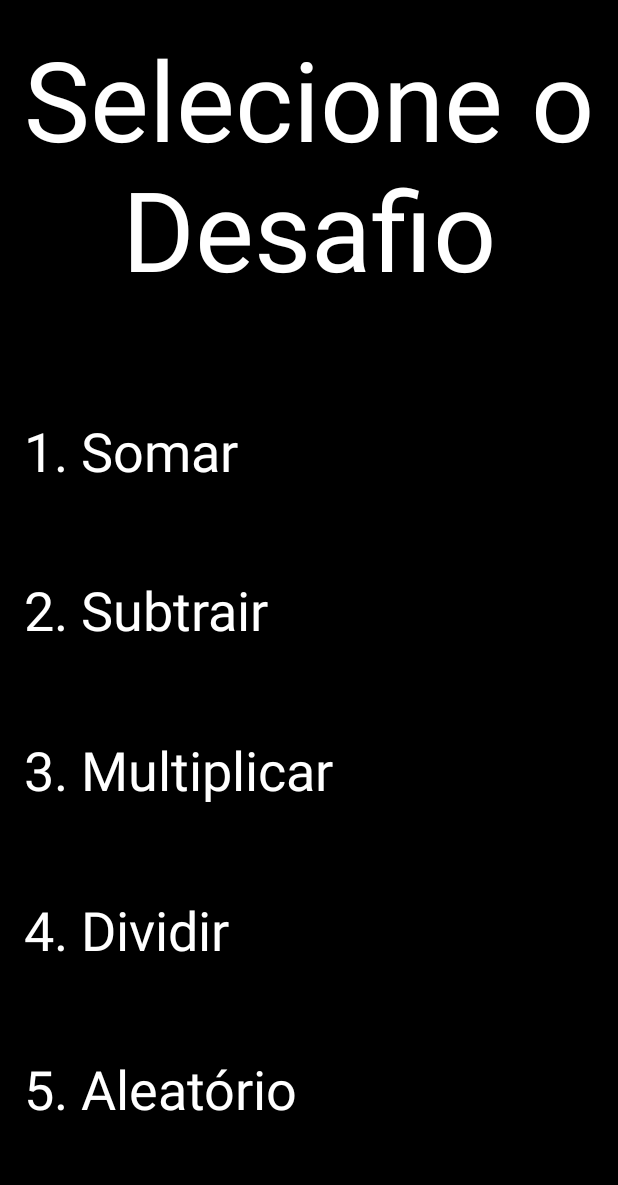
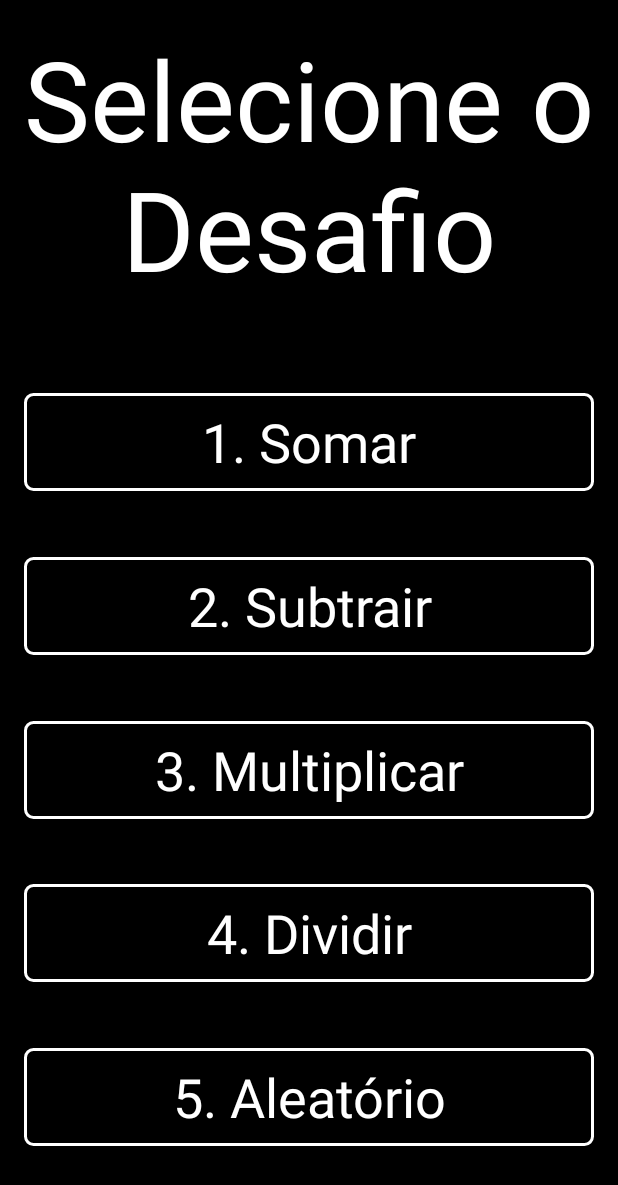
Before and after one commit to faelborba/MovMat, an Android app: the SelecionaDesafio screen opened directly, with no data from a screen before it, on a phone screen of 412 x 824 dp. Shown: the top 1185 px of the screen. Run offline under Robolectric (Android 15) with nearby library versions, the phone set to English and light mode, and no system bars.

Commit message:
adicionando estilo aos botões

```diff
--- a/app/src/main/java/com/example/movmat/ComSom.java
+++ b/app/src/main/java/com/example/movmat/ComSom.java
@@ -26,7 +26,7 @@ public class ComSom extends AppCompatActivity {
         Bundle extras = getIntent().getExtras();
         if (extras != null) {
             aluno = (Aluno) getIntent().getSerializableExtra("aluno");
-            Toast.makeText(ComSom.this, ""+ aluno.getNomeAluno() + aluno.isComVideo(), Toast.LENGTH_SHORT).show();
+            //Toast.makeText(ComSom.this, ""+ aluno.getNomeAluno() + aluno.isComVideo(), Toast.LENGTH_SHORT).show();
         }
         botaoSim.setOnClickListener(new View.OnClickListener() {
             @Override
--- a/app/src/main/java/com/example/movmat/ComVisualizazacao.java
+++ b/app/src/main/java/com/example/movmat/ComVisualizazacao.java
@@ -26,7 +26,7 @@ public class ComVisualizazacao extends AppCompatActivity  {
         Bundle extras = getIntent().getExtras();
         if (extras != null) {
             aluno = (Aluno) getIntent().getSerializableExtra("aluno");// recebendo o objeto aluno
-            Toast.makeText(ComVisualizazacao.this, ""+ aluno.getNomeAluno(), Toast.LENGTH_SHORT).show();
+            //Toast.makeText(ComVisualizazacao.this, ""+ aluno.getNomeAluno(), Toast.LENGTH_SHORT).show();
         }
 
         botaoSim.setOnClickListener(new View.OnClickListener() {
--- a/app/src/main/java/com/example/movmat/ConfereResultado.java
+++ b/app/src/main/java/com/example/movmat/ConfereResultado.java
@@ -39,13 +39,13 @@ public class ConfereResultado extends AppCompatActivity {
                 aluno.setVitoriasSoma(1);
             }
             textoTela.setText("Parabéns você acertou!\nDeseja continuar no desafio?");
-            Toast.makeText(ConfereResultado.this, "Acertou miseravi " + resultadoInformado, Toast.LENGTH_SHORT).show();
+            //Toast.makeText(ConfereResultado.this, "Acertou miseravi " + resultadoInformado, Toast.LENGTH_SHORT).show();
         }else{
             if(desafio == 1){
                 aluno.setTotalSoma(1);
             }
             textoTela.setText("Você errou!\nDeseja continuar no desafio?");
-            Toast.makeText(ConfereResultado.this, "Errou miseravi, informou " + resultadoInformado +" correto era: "+ resultadoCerto, Toast.LENGTH_SHORT).show();
+            //Toast.makeText(ConfereResultado.this, "Errou miseravi, informou " + resultadoInformado +" correto era: "+ resultadoCerto, Toast.LENGTH_SHORT).show();
         }
 
         botaoSim.setOnClickListener(new View.OnClickListener() {
--- a/app/src/main/java/com/example/movmat/MainActivity.java
+++ b/app/src/main/java/com/example/movmat/MainActivity.java
@@ -27,6 +27,7 @@ public class MainActivity extends AppCompatActivity {
             @Override
             public void onClick(View v) {
                 aluno.setNomeAluno(digiteNome.getText().toString());
+
                 Intent intent = new Intent(MainActivity.this, ComVisualizazacao.class);
                 intent.putExtra("aluno", aluno);
                 startActivity(intent);
--- a/app/src/main/java/com/example/movmat/SelecionaDesafio.java
+++ b/app/src/main/java/com/example/movmat/SelecionaDesafio.java
@@ -24,7 +24,7 @@ public class SelecionaDesafio extends AppCompatActivity {
         Bundle extras = getIntent().getExtras();
         if (extras != null) {
             aluno = (Aluno) getIntent().getSerializableExtra("aluno");
-            Toast.makeText(SelecionaDesafio.this, "" + aluno.getNomeAluno()+ aluno.isComVideo() + aluno.isComSom(), Toast.LENGTH_SHORT).show();
+            //Toast.makeText(SelecionaDesafio.this, "" + aluno.getNomeAluno()+ aluno.isComVideo() + aluno.isComSom(), Toast.LENGTH_SHORT).show();
         }
         //enviando dados
         botaoSoma.setOnClickListener(new View.OnClickListener() {
--- a/app/src/main/java/com/example/movmat/TelaDesafio.java
+++ b/app/src/main/java/com/example/movmat/TelaDesafio.java
@@ -86,7 +86,7 @@ public class TelaDesafio extends AppCompatActivity implements SensorEventListene
         String palavra = valor1 + " + " + valor2 + " ?";
         conta.setText(palavra);
 
-        Toast.makeText(TelaDesafio.this, " " + valor1 + " + " + valor2 + " = " + (valor1 + valor2), Toast.LENGTH_SHORT).show();
+        //Toast.makeText(TelaDesafio.this, " " + valor1 + " + " + valor2 + " = " + (valor1 + valor2), Toast.LENGTH_SHORT).show();
         return (valor1 + valor2);
     }
 
--- /dev/null
+++ b/app/src/main/res/drawable/selector_button.xml
@@ -0,0 +1,14 @@
+<?xml version="1.0" encoding="utf-8"?>
+<shape xmlns:android="http://schemas.android.com/apk/res/android"
+    android:shape="rectangle">
+    <corners
+        android:radius="5dp"></corners>
+
+    <solid
+        android:color="@android:color/black"></solid>
+
+    <stroke
+        android:width="2dp"
+        android:color="@android:color/white"></stroke>
+
+</shape>
--- a/app/src/main/res/layout/activity_com_som.xml
+++ b/app/src/main/res/layout/activity_com_som.xml
@@ -15,7 +15,7 @@
         android:layout_marginLeft="8dp"
         android:layout_marginTop="91dp"
         android:layout_marginBottom="181dp"
-        android:background="#00FFFFFF"
+        android:background="@drawable/selector_button"
         android:gravity="center"
         android:shadowColor="#FFFFFF"
         android:text="Não"
@@ -35,6 +35,7 @@
         android:layout_marginEnd="8dp"
         android:layout_marginRight="8dp"
         android:layout_marginBottom="181dp"
+        android:background="@drawable/selector_button"
         android:gravity="center"
         android:onClick="botaoSim"
         android:shadowColor="#FFFFFF"
--- a/app/src/main/res/layout/activity_com_visualizazacao.xml
+++ b/app/src/main/res/layout/activity_com_visualizazacao.xml
@@ -28,6 +28,7 @@
         android:layout_marginEnd="8dp"
         android:layout_marginRight="8dp"
         android:layout_marginBottom="181dp"
+        android:background="@drawable/selector_button"
         android:gravity="center"
         android:onClick="botaoSim"
         android:shadowColor="#FFFFFF"
@@ -48,7 +49,7 @@
         android:layout_marginLeft="8dp"
         android:layout_marginTop="91dp"
         android:layout_marginBottom="181dp"
-        android:background="#00FFFFFF"
+        android:background="@drawable/selector_button"
         android:gravity="center"
         android:shadowColor="#FFFFFF"
         android:text="Não"
--- a/app/src/main/res/layout/activity_confere_resultado.xml
+++ b/app/src/main/res/layout/activity_confere_resultado.xml
@@ -35,6 +35,7 @@
         android:text="Sim"
         android:textColor="#FFFFFF"
         android:textSize="111px"
+        android:background="@drawable/selector_button"
         app:layout_constraintBottom_toBottomOf="parent"
         app:layout_constraintEnd_toEndOf="parent"
         app:layout_constraintTop_toBottomOf="@+id/txtResultado" />
@@ -47,6 +48,7 @@
         android:layout_marginLeft="16dp"
         android:gravity="center"
         android:text="Não"
+        android:background="@drawable/selector_button"
         android:textColor="#FFFFFF"
         android:textSize="111px"
         app:layout_constraintBottom_toBottomOf="parent"
--- a/app/src/main/res/layout/activity_main.xml
+++ b/app/src/main/res/layout/activity_main.xml
@@ -17,8 +17,11 @@
         android:layout_marginEnd="8dp"
         android:layout_marginRight="8dp"
         android:layout_marginBottom="244dp"
+        android:background="@drawable/selector_button"
         android:onClick="apertouOk"
         android:text="@android:string/ok"
+        android:textColor="#FFFFFF"
+        android:textSize="36sp"
         app:layout_constraintBottom_toBottomOf="parent"
         app:layout_constraintEnd_toEndOf="parent"
         app:layout_constraintHorizontal_bias="0.496"
@@ -37,6 +40,7 @@
         android:text="Digite o nome"
         android:textColor="#FFFFFF"
         android:textSize="36sp"
+        android:background="@drawable/selector_button"
         app:layout_constraintBottom_toBottomOf="parent"
         app:layout_constraintEnd_toEndOf="parent"
         app:layout_constraintHorizontal_bias="1.0"
--- a/app/src/main/res/layout/activity_seleciona_desafio.xml
+++ b/app/src/main/res/layout/activity_seleciona_desafio.xml
@@ -23,17 +23,19 @@
     <TextView
         android:id="@+id/botaoSoma"
         android:layout_width="0dp"
-        android:layout_height="wrap_content"
+        android:layout_height="65dp"
         android:layout_marginStart="16dp"
         android:layout_marginLeft="16dp"
         android:layout_marginTop="16dp"
-        android:layout_marginEnd="8dp"
-        android:layout_marginRight="8dp"
+        android:layout_marginEnd="16dp"
+        android:layout_marginRight="16dp"
+        android:background="@drawable/selector_button"
+        android:gravity="center"
+        android:onClick="botaoSoma"
         android:shadowColor="#FFFFFF"
         android:text="1. Somar"
         android:textColor="#FFFFFF"
         android:textSize="36sp"
-        android:onClick="botaoSoma"
         app:layout_constraintBottom_toTopOf="@+id/botaoSubtrai"
         app:layout_constraintEnd_toEndOf="parent"
         app:layout_constraintHorizontal_bias="0.5"
@@ -43,11 +45,13 @@
     <TextView
         android:id="@+id/botaoSubtrai"
         android:layout_width="0dp"
-        android:layout_height="wrap_content"
+        android:layout_height="65dp"
         android:layout_marginStart="16dp"
         android:layout_marginLeft="16dp"
-        android:layout_marginEnd="8dp"
-        android:layout_marginRight="8dp"
+        android:layout_marginEnd="16dp"
+        android:layout_marginRight="16dp"
+        android:background="@drawable/selector_button"
+        android:gravity="center|center_horizontal"
         android:shadowColor="#FFFFFF"
         android:text="2. Subtrair"
         android:textColor="#FFFFFF"
@@ -61,11 +65,13 @@
     <TextView
         android:id="@+id/botaoMultiplica"
         android:layout_width="0dp"
-        android:layout_height="wrap_content"
+        android:layout_height="65dp"
         android:layout_marginStart="16dp"
         android:layout_marginLeft="16dp"
-        android:layout_marginEnd="8dp"
-        android:layout_marginRight="8dp"
+        android:layout_marginEnd="16dp"
+        android:layout_marginRight="16dp"
+        android:background="@drawable/selector_button"
+        android:gravity="center|center_horizontal"
         android:shadowColor="#FFFFFF"
         android:text="3. Multiplicar"
         android:textColor="#FFFFFF"
@@ -79,11 +85,13 @@
     <TextView
         android:id="@+id/botaoDvide"
         android:layout_width="0dp"
-        android:layout_height="wrap_content"
+        android:layout_height="65dp"
         android:layout_marginStart="16dp"
         android:layout_marginLeft="16dp"
-        android:layout_marginEnd="8dp"
-        android:layout_marginRight="8dp"
+        android:layout_marginEnd="16dp"
+        android:layout_marginRight="16dp"
+        android:background="@drawable/selector_button"
+        android:gravity="center|center_horizontal"
         android:shadowColor="#FFFFFF"
         android:text="4. Dividir"
         android:textColor="#FFFFFF"
@@ -97,12 +105,14 @@
     <TextView
         android:id="@+id/botaoAleatorio"
         android:layout_width="0dp"
-        android:layout_height="wrap_content"
+        android:layout_height="65dp"
         android:layout_marginStart="16dp"
         android:layout_marginLeft="16dp"
-        android:layout_marginEnd="8dp"
-        android:layout_marginRight="8dp"
+        android:layout_marginEnd="16dp"
+        android:layout_marginRight="16dp"
         android:layout_marginBottom="16dp"
+        android:background="@drawable/selector_button"
+        android:gravity="center|center_horizontal"
         android:shadowColor="#FFFFFF"
         android:text="5. Aleatório"
         android:textColor="#FFFFFF"
--- a/app/src/main/res/layout/activity_tela_desafio.xml
+++ b/app/src/main/res/layout/activity_tela_desafio.xml
@@ -54,7 +54,7 @@
         android:layout_marginBottom="92dp"
         android:gravity="center"
         android:onClick="resultado"
-        android:text="?"
+        android:text="0"
         android:textColor="#FFFFFF"
         android:textSize="155px"
         app:layout_constraintBottom_toBottomOf="parent"
--- a/app/src/main/res/layout/activity_tela_relatorio.xml
+++ b/app/src/main/res/layout/activity_tela_relatorio.xml
@@ -38,6 +38,7 @@
         android:text="@android:string/ok"
         android:textColor="#FFFFFF"
         android:textSize="79dp"
+        android:background="@drawable/selector_button"
         app:layout_constraintBottom_toBottomOf="parent"
         app:layout_constraintEnd_toEndOf="parent"
         app:layout_constraintHorizontal_bias="0.497"
```
